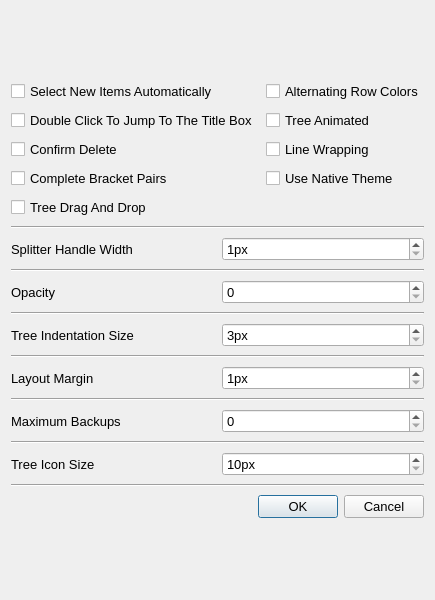
Above: Dialogs/settingsdialog.ui from UnkindledTwo/TreeNotes before the change. Below: the same form after it.
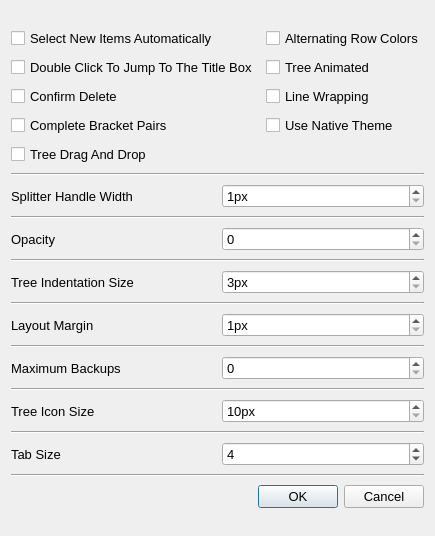
That is the form after the change.

Diff of the .ui file:
```diff
--- a/Dialogs/settingsdialog.ui
+++ b/Dialogs/settingsdialog.ui
@@ -7,7 +7,7 @@
     <x>0</x>
     <y>0</y>
     <width>435</width>
-    <height>600</height>
+    <height>536</height>
    </rect>
   </property>
   <property name="minimumSize">
@@ -51,7 +51,7 @@
     <number>0</number>
    </property>
    <item row="1" column="0">
-    <layout class="QVBoxLayout" name="verticalLayout" stretch="0,0,0,0,0,0,0,0,0,0,0,0,0,0,0">
+    <layout class="QVBoxLayout" name="verticalLayout" stretch="0,0,0,0,0,0,0,0,0,0,0,0,0,0,0,0,0">
      <property name="spacing">
       <number>8</number>
      </property>
@@ -399,6 +399,37 @@
        </property>
       </widget>
      </item>
+     <item>
+      <layout class="QHBoxLayout" name="horizontalLayout_7">
+       <item>
+        <widget class="QLabel" name="label_7">
+         <property name="text">
+          <string>Tab Size</string>
+         </property>
+        </widget>
+       </item>
+       <item>
+        <widget class="QSpinBox" name="tab_width">
+         <property name="minimum">
+          <number>2</number>
+         </property>
+         <property name="maximum">
+          <number>20</number>
+         </property>
+         <property name="value">
+          <number>4</number>
+         </property>
+        </widget>
+       </item>
+      </layout>
+     </item>
+     <item>
+      <widget class="Line" name="line_8">
+       <property name="orientation">
+        <enum>Qt::Horizontal</enum>
+       </property>
+      </widget>
+     </item>
      <item>
       <widget class="QDialogButtonBox" name="buttonBox">
        <property name="orientation">
```
